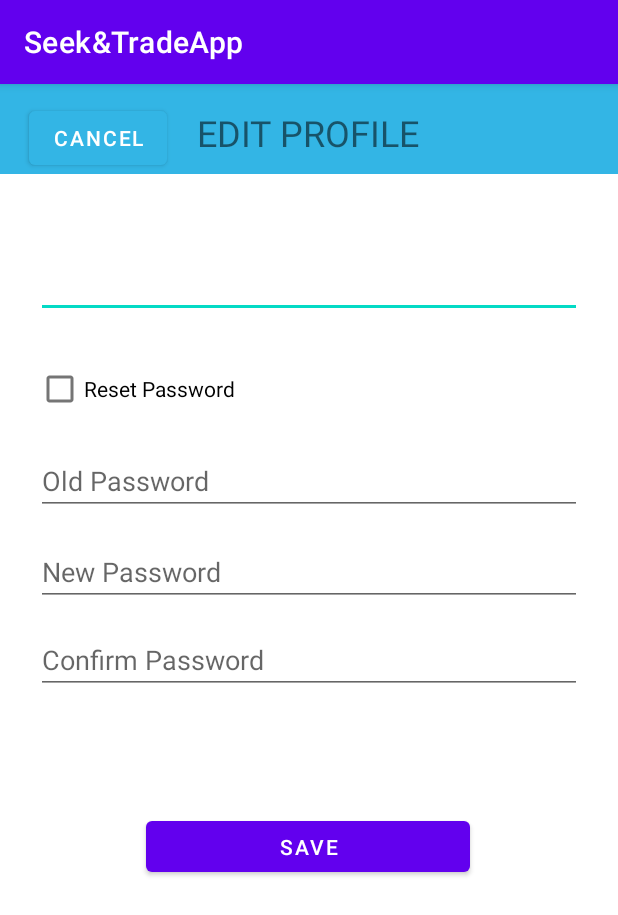
After one commit to fabioturazzidouglas/Seek-Trade, an Android app: the EditProfile screen opened directly, with no data from a screen before it, on a phone screen of 412 x 824 dp. The commit adds this screen. Shown: the top 915 px of the screen. Run offline under Robolectric (Android 15) with nearby library versions, the phone set to English and light mode, and no system bars.

Commit message:
Added Edit profile layaout and activity

```diff
--- a/app/src/main/AndroidManifest.xml
+++ b/app/src/main/AndroidManifest.xml
@@ -12,13 +12,14 @@
         android:roundIcon="@mipmap/ic_launcher_round"
         android:supportsRtl="true"
         android:theme="@style/Theme.SeekTradeApp">
-
-        <activity android:name=".ModifyMyPost"></activity>
+        <activity android:name=".EditProfile"></activity>
+        <activity android:name=".ModifyMyPost" />
         <activity android:name=".ViewMyPosts" />
-        <activity android:name=".UserProfile"></activity>
+        <activity android:name=".UserProfile" />
         <activity android:name=".Login">
             <intent-filter>
                 <action android:name="android.intent.action.MAIN" />
+
                 <category android:name="android.intent.category.LAUNCHER" />
             </intent-filter>
         </activity>
@@ -28,7 +29,6 @@
         <activity android:name=".CreatePostActivity" />
         <activity android:name=".PostDetails" />
         <activity android:name=".SearchPostsActivity" />
-
     </application>
 
 </manifest>
--- /dev/null
+++ b/app/src/main/java/com/example/seektradeapp/EditProfile.java
@@ -0,0 +1,14 @@
+package com.example.seektradeapp;
+
+import androidx.appcompat.app.AppCompatActivity;
+
+import android.os.Bundle;
+
+public class EditProfile extends AppCompatActivity {
+
+    @Override
+    protected void onCreate(Bundle savedInstanceState) {
+        super.onCreate(savedInstanceState);
+        setContentView(R.layout.activity_edit_profile);
+    }
+}
--- /dev/null
+++ b/app/src/main/res/layout/activity_edit_profile.xml
@@ -0,0 +1,145 @@
+<?xml version="1.0" encoding="utf-8"?>
+<androidx.constraintlayout.widget.ConstraintLayout xmlns:android="http://schemas.android.com/apk/res/android"
+    xmlns:app="http://schemas.android.com/apk/res-auto"
+    xmlns:tools="http://schemas.android.com/tools"
+    android:layout_width="match_parent"
+    android:layout_height="match_parent"
+    tools:context=".EditProfile">
+
+    <androidx.appcompat.widget.Toolbar
+        android:id="@+id/toolbar6"
+        android:layout_width="match_parent"
+        android:layout_height="60dp"
+        android:background="@android:color/holo_blue_light"
+        android:minHeight="?attr/actionBarSize"
+        android:theme="?attr/actionBarTheme"
+        app:layout_constraintEnd_toEndOf="parent"
+        app:layout_constraintHorizontal_bias="0.0"
+        app:layout_constraintStart_toStartOf="parent"
+        app:layout_constraintTop_toTopOf="parent" />
+
+    <TextView
+        android:id="@+id/textViewPostCreate2"
+        android:layout_width="wrap_content"
+        android:layout_height="wrap_content"
+        android:layout_marginTop="16dp"
+        android:text="@string/editProfile"
+        android:textSize="24sp"
+        app:layout_constraintBottom_toBottomOf="@+id/toolbar3"
+        app:layout_constraintEnd_toEndOf="parent"
+        app:layout_constraintHorizontal_bias="0.498"
+        app:layout_constraintStart_toStartOf="parent"
+        app:layout_constraintTop_toTopOf="parent" />
+
+    <Button
+        android:id="@+id/buttonEditing"
+        android:layout_width="wrap_content"
+        android:layout_height="wrap_content"
+        android:layout_marginTop="12dp"
+        android:layout_marginEnd="20dp"
+        android:layout_marginRight="20dp"
+        android:text="@string/buttonCancelPost"
+        app:backgroundTint="#33B5E5"
+        app:layout_constraintBottom_toBottomOf="@+id/toolbar3"
+        app:layout_constraintEnd_toStartOf="@+id/textViewPostCreate2"
+        app:layout_constraintStart_toStartOf="@+id/toolbar3"
+        app:layout_constraintTop_toTopOf="parent" />
+
+    <EditText
+        android:id="@+id/newUserFullName"
+        android:layout_width="0dp"
+        android:layout_height="wrap_content"
+        android:layout_marginStart="24dp"
+        android:layout_marginLeft="24dp"
+        android:layout_marginTop="32dp"
+        android:layout_marginEnd="24dp"
+        android:layout_marginRight="24dp"
+        android:ems="10"
+        android:inputType="textPersonName"
+        app:layout_constraintBottom_toBottomOf="parent"
+        app:layout_constraintEnd_toEndOf="parent"
+        app:layout_constraintHorizontal_bias="0.0"
+        app:layout_constraintStart_toStartOf="parent"
+        app:layout_constraintTop_toBottomOf="@+id/toolbar6"
+        app:layout_constraintVertical_bias="0.03" />
+
+
+    <CheckBox
+        android:id="@+id/resetPasswordChcBx"
+        android:layout_width="wrap_content"
+        android:layout_height="wrap_content"
+        android:layout_marginTop="23dp"
+        android:text="Reset Password"
+        app:layout_constraintBottom_toBottomOf="parent"
+        app:layout_constraintEnd_toEndOf="parent"
+        app:layout_constraintHorizontal_bias="0.086"
+        app:layout_constraintStart_toStartOf="parent"
+        app:layout_constraintTop_toBottomOf="@+id/newUserFullName"
+        app:layout_constraintVertical_bias="0.0" />
+
+    <EditText
+        android:id="@+id/textOldPassword"
+        android:layout_width="0dp"
+        android:layout_height="wrap_content"
+        android:layout_marginStart="24dp"
+        android:layout_marginLeft="24dp"
+        android:layout_marginEnd="24dp"
+        android:layout_marginRight="24dp"
+        android:ems="10"
+        android:hint="Old Password"
+        android:inputType="textPassword"
+        app:layout_constraintBottom_toBottomOf="parent"
+        app:layout_constraintEnd_toEndOf="parent"
+        app:layout_constraintHorizontal_bias="0.0"
+        app:layout_constraintStart_toStartOf="parent"
+        app:layout_constraintTop_toBottomOf="@+id/resetPasswordChcBx"
+        app:layout_constraintVertical_bias="0.03" />
+
+    <EditText
+        android:id="@+id/newPassword"
+        android:layout_width="0dp"
+        android:layout_height="wrap_content"
+        android:layout_marginStart="24dp"
+        android:layout_marginLeft="24dp"
+        android:layout_marginEnd="24dp"
+        android:layout_marginRight="24dp"
+        android:ems="10"
+        android:hint="New Password"
+        android:inputType="textPassword"
+        app:layout_constraintBottom_toBottomOf="parent"
+        app:layout_constraintEnd_toEndOf="parent"
+        app:layout_constraintHorizontal_bias="0.0"
+        app:layout_constraintStart_toStartOf="parent"
+        app:layout_constraintTop_toBottomOf="@+id/textOldPassword"
+        app:layout_constraintVertical_bias="0.035" />
+
+    <EditText
+        android:id="@+id/confirmNewPassword"
+        android:layout_width="0dp"
+        android:layout_height="wrap_content"
+        android:layout_marginStart="24dp"
+        android:layout_marginLeft="24dp"
+        android:layout_marginEnd="24dp"
+        android:layout_marginRight="24dp"
+        android:ems="10"
+        android:hint="Confirm Password"
+        android:inputType="textPassword"
+        app:layout_constraintBottom_toBottomOf="parent"
+        app:layout_constraintEnd_toEndOf="parent"
+        app:layout_constraintHorizontal_bias="0.0"
+        app:layout_constraintStart_toStartOf="parent"
+        app:layout_constraintTop_toBottomOf="@+id/newPassword"
+        app:layout_constraintVertical_bias="0.035" />
+
+    <Button
+        android:id="@+id/saveChangesBtn"
+        android:layout_width="216dp"
+        android:layout_height="46dp"
+        android:text="Save"
+        app:layout_constraintBottom_toBottomOf="parent"
+        app:layout_constraintEnd_toEndOf="parent"
+        app:layout_constraintHorizontal_bias="0.497"
+        app:layout_constraintStart_toStartOf="parent"
+        app:layout_constraintTop_toBottomOf="@+id/confirmNewPassword"
+        app:layout_constraintVertical_bias="0.249" />
+</androidx.constraintlayout.widget.ConstraintLayout>
--- a/app/src/main/res/values/strings.xml
+++ b/app/src/main/res/values/strings.xml
@@ -38,6 +38,7 @@
     <string name="searchPosts">Search Posts</string>
     <string name="myProf">My Profile</string>
     <string name="contactUser">Contact this Seller</string>
+    <string name="editProfile">EDIT PROFILE</string>
     <string-array name="PostsCategories">
         <item>All Categories</item>
         <item>Real Estate</item>
```
